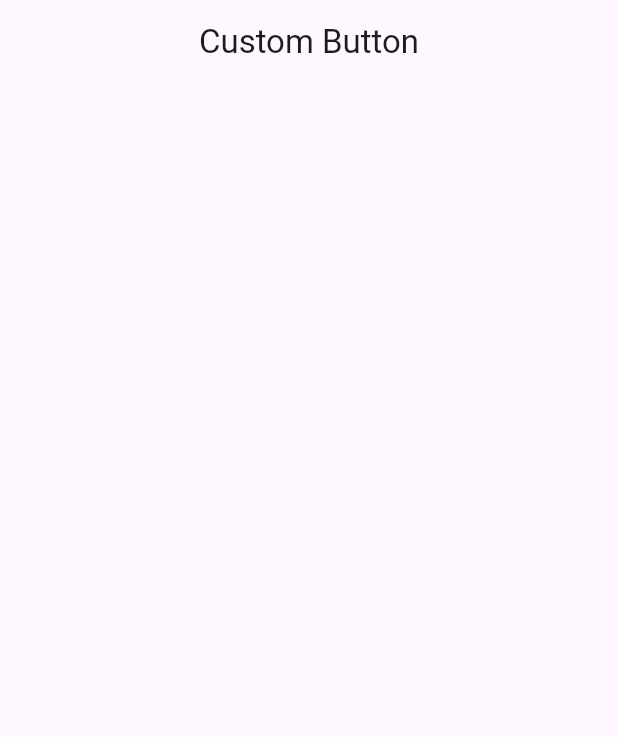
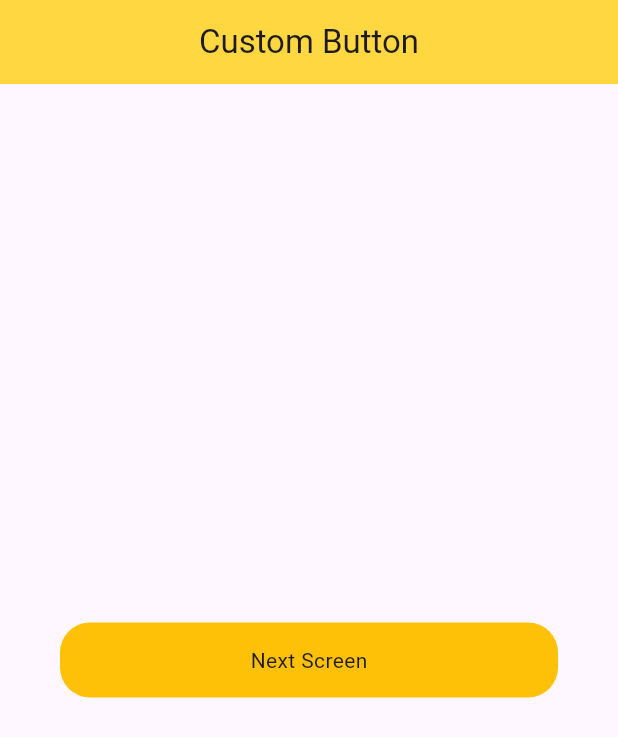
Before and after one commit to sadiqawan/NIC_thrid_assignment, a Flutter app: the screen it shows after launch, on a phone screen of 412 x 824 dp. Shown: the top 737 px of the screen. Run offline on Flutter 3.47's test engine with Material 3 defaults, Android fonts, the phone set to English and light mode, and no system bars.

```diff
--- a/lib/screens/home_screen.dart
+++ b/lib/screens/home_screen.dart
@@ -1,4 +1,6 @@
 import 'package:flutter/material.dart';
+import 'package:nic_thrid_assignment/custom_widgets/button.dart';
+import 'package:nic_thrid_assignment/screens/second_screen.dart';
 
 class HomeScreen extends StatefulWidget {
   const HomeScreen({super.key});
@@ -13,6 +15,7 @@ class _HomeScreenState extends State<HomeScreen> {
     return Scaffold(
       appBar: AppBar(
         title:const  Center(child:   Text('Custom Button')),
+        backgroundColor: Colors.amberAccent,
 
       ),
 
@@ -20,6 +23,10 @@ class _HomeScreenState extends State<HomeScreen> {
         mainAxisAlignment: MainAxisAlignment.center,
         children: [
 
+          CustomButton(text: 'Next Screen', onClick: (){
+            Navigator.of(context).push(MaterialPageRoute(builder: (context) => const  SecondScreen()));
+          })
+
         ],
       ),
     );
```
Also changed, not shown: lib/screens/second_screen.dart (added, +25 -0 lines).
